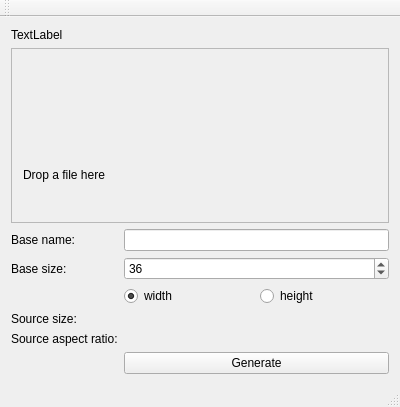
First picture: the form in ioser123.ui, repository francescortiz/ioser123, before the edit.
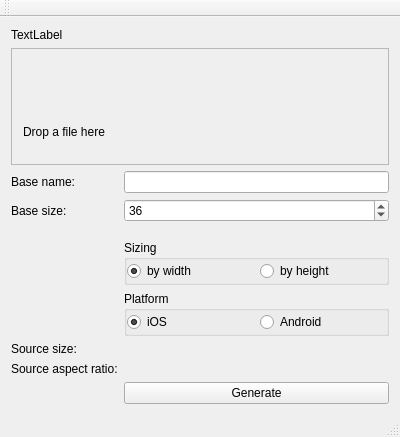
Second picture: the form after the edit.

Commit message: soporte para android

```diff
--- a/ioser123.ui
+++ b/ioser123.ui
@@ -7,7 +7,7 @@
     <x>0</x>
     <y>0</y>
     <width>400</width>
-    <height>407</height>
+    <height>437</height>
    </rect>
   </property>
   <property name="windowTitle">
@@ -15,6 +15,13 @@
   </property>
   <widget class="QWidget" name="centralWidget">
    <layout class="QFormLayout" name="formLayout">
+    <item row="0" column="0" colspan="2">
+     <widget class="QLabel" name="logo">
+      <property name="text">
+       <string>TextLabel</string>
+      </property>
+     </widget>
+    </item>
     <item row="1" column="0" colspan="2">
      <widget class="QFrame" name="dropTarget">
       <property name="sizePolicy">
@@ -53,6 +60,13 @@
       </layout>
      </widget>
     </item>
+    <item row="4" column="0">
+     <widget class="QLabel" name="label_3">
+      <property name="text">
+       <string>Base name:</string>
+      </property>
+     </widget>
+    </item>
     <item row="4" column="1">
      <widget class="QLineEdit" name="nameEdit">
       <property name="sizePolicy">
@@ -63,6 +77,13 @@
       </property>
      </widget>
     </item>
+    <item row="6" column="0">
+     <widget class="QLabel" name="label">
+      <property name="text">
+       <string>Base size:</string>
+      </property>
+     </widget>
+    </item>
     <item row="6" column="1">
      <widget class="QSpinBox" name="targetSizeEdit">
       <property name="maximum">
@@ -74,80 +95,141 @@
      </widget>
     </item>
     <item row="7" column="1">
-     <layout class="QHBoxLayout" name="horizontalLayout">
-      <item>
-       <widget class="QRadioButton" name="widthRadioButton">
-        <property name="text">
-         <string>width</string>
-        </property>
-        <property name="checked">
-         <bool>true</bool>
-        </property>
-       </widget>
-      </item>
-      <item>
-       <widget class="QRadioButton" name="radioButton_2">
-        <property name="text">
-         <string>height</string>
-        </property>
-       </widget>
-      </item>
-     </layout>
+     <layout class="QHBoxLayout" name="horizontalLayout"/>
+    </item>
+    <item row="8" column="1">
+     <layout class="QHBoxLayout" name="horizontalLayout_2"/>
+    </item>
+    <item row="11" column="0">
+     <widget class="QLabel" name="label_2">
+      <property name="text">
+       <string>Source size:</string>
+      </property>
+     </widget>
+    </item>
+    <item row="11" column="1">
+     <widget class="QLabel" name="sizeLabel">
+      <property name="text">
+       <string/>
+      </property>
+     </widget>
+    </item>
+    <item row="13" column="0">
+     <widget class="QLabel" name="label_4">
+      <property name="text">
+       <string>Source aspect ratio:</string>
+      </property>
+     </widget>
     </item>
     <item row="13" column="1">
+     <widget class="QLabel" name="ratioLabel">
+      <property name="text">
+       <string/>
+      </property>
+     </widget>
+    </item>
+    <item row="16" column="1">
      <widget class="QPushButton" name="generateButton">
       <property name="text">
        <string>Generate</string>
       </property>
      </widget>
     </item>
-    <item row="10" column="0">
-     <widget class="QLabel" name="label_4">
-      <property name="text">
-       <string>Source aspect ratio:</string>
+    <item row="9" column="1">
+     <widget class="QGroupBox" name="groupBox_3">
+      <property name="minimumSize">
+       <size>
+        <width>0</width>
+        <height>45</height>
+       </size>
       </property>
+      <property name="title">
+       <string>Sizing</string>
+      </property>
+      <property name="alignment">
+       <set>Qt::AlignLeading|Qt::AlignLeft|Qt::AlignTop</set>
+      </property>
+      <property name="flat">
+       <bool>false</bool>
+      </property>
+      <layout class="QHBoxLayout" name="horizontalLayout_3">
+       <property name="leftMargin">
+        <number>0</number>
+       </property>
+       <property name="topMargin">
+        <number>0</number>
+       </property>
+       <property name="rightMargin">
+        <number>0</number>
+       </property>
+       <property name="bottomMargin">
+        <number>0</number>
+       </property>
+       <item>
+        <widget class="QRadioButton" name="widthRadioButton">
+         <property name="text">
+          <string>by width</string>
+         </property>
+         <property name="checked">
+          <bool>true</bool>
+         </property>
+        </widget>
+       </item>
+       <item>
+        <widget class="QRadioButton" name="radioButton_2">
+         <property name="text">
+          <string>by height</string>
+         </property>
+        </widget>
+       </item>
+      </layout>
      </widget>
     </item>
     <item row="10" column="1">
-     <widget class="QLabel" name="ratioLabel">
-      <property name="text">
-       <string/>
+     <widget class="QGroupBox" name="groupBox_2">
+      <property name="minimumSize">
+       <size>
+        <width>0</width>
+        <height>45</height>
+       </size>
       </property>
-     </widget>
-    </item>
-    <item row="8" column="0">
-     <widget class="QLabel" name="label_2">
-      <property name="text">
-       <string>Source size:</string>
+      <property name="title">
+       <string>Platform</string>
       </property>
-     </widget>
-    </item>
-    <item row="8" column="1">
-     <widget class="QLabel" name="sizeLabel">
-      <property name="text">
-       <string/>
+      <property name="alignment">
+       <set>Qt::AlignLeading|Qt::AlignLeft|Qt::AlignTop</set>
       </property>
-     </widget>
-    </item>
-    <item row="6" column="0">
-     <widget class="QLabel" name="label">
-      <property name="text">
-       <string>Base size:</string>
-      </property>
-     </widget>
-    </item>
-    <item row="4" column="0">
-     <widget class="QLabel" name="label_3">
-      <property name="text">
-       <string>Base name:</string>
-      </property>
-     </widget>
-    </item>
-    <item row="0" column="0" colspan="2">
-     <widget class="QLabel" name="logo">
-      <property name="text">
-       <string>TextLabel</string>
-      </property>
+      <layout class="QHBoxLayout" name="horizontalLayout_4">
+       <property name="leftMargin">
+        <number>0</number>
+       </property>
+       <property name="topMargin">
+        <number>0</number>
+       </property>
+       <property name="rightMargin">
+        <number>0</number>
+       </property>
+       <property name="bottomMargin">
+        <number>0</number>
+       </property>
+       <item>
+        <widget class="QRadioButton" name="iOSRadioButton">
+         <property name="text">
+          <string>iOS</string>
+         </property>
+         <property name="checked">
+          <bool>true</bool>
+         </property>
+        </widget>
+       </item>
+       <item>
+        <widget class="QRadioButton" name="androidRadioButton">
+         <property name="text">
+          <string>Android</string>
+         </property>
+        </widget>
+       </item>
+      </layout>
      </widget>
     </item>
    </layout>
```
The commit also changes 3 other files.
